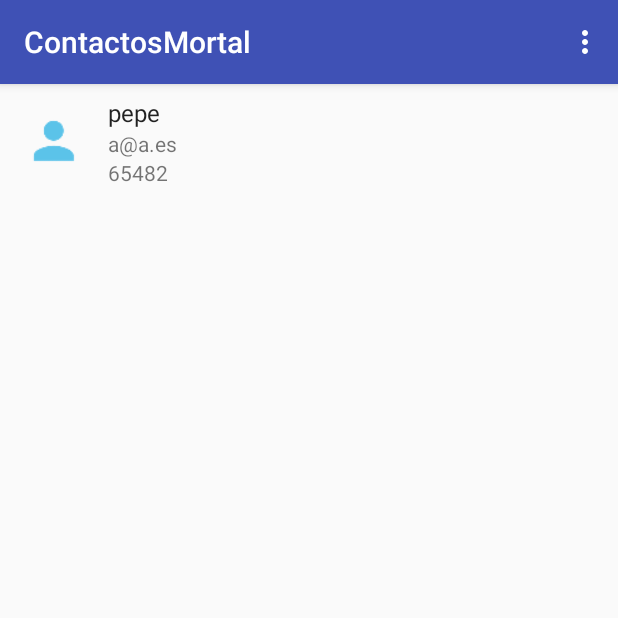
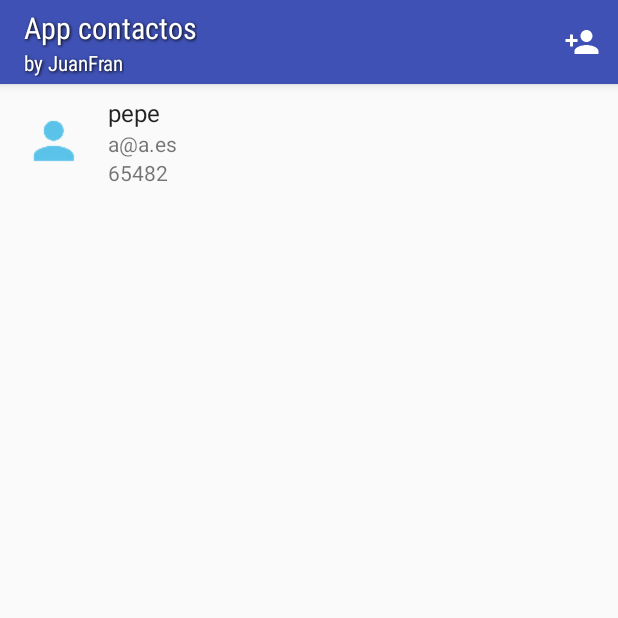
Before and after one commit to CursoAppsCordoba/JuanFranAppContactosExamen, an Android app: the screen it shows after launch (MainActivity), on a phone screen of 412 x 824 dp, the top half of it. Run offline under Robolectric (Android 15) with nearby library versions, the phone set to English and light mode, and no system bars; our stand-ins replace Picasso; pictures from the network do not load.

Commit message:
Funcionando al fín

```diff
--- a/app/build.gradle
+++ b/app/build.gradle
@@ -20,7 +20,7 @@ android {
 }
 
 dependencies {
-    compile fileTree(dir: 'libs', include: ['*.jar'])
+    compile fileTree(include: ['*.jar'], dir: 'libs')
     androidTestCompile('com.android.support.test.espresso:espresso-core:2.2.2', {
         exclude group: 'com.android.support', module: 'support-annotations'
     })
@@ -31,5 +31,7 @@ dependencies {
     compile 'com.android.support:support-v4:26.+'
     compile 'com.github.bumptech.glide:glide:3.7.0'
     compile 'com.android.support:design:22.2.0'
+    compile 'com.squareup.picasso:picasso:2.5.2'
     testCompile 'junit:junit:4.12'
+    compile 'com.android.support:appcompat-v7:26.0.0-alpha1'
 }
--- a/app/src/main/java/es/checkitt/apps/contactosmortal/Contacto.java
+++ b/app/src/main/java/es/checkitt/apps/contactosmortal/Contacto.java
@@ -15,13 +15,13 @@ public class Contacto implements Serializable, Comparator<Contacto>{
     private String nombre;
     private String email;
     private Integer telefono;
-    private Bitmap image;
+    private String image;
 
-    public Bitmap getImage() {
+    public String getImage() {
         return image;
     }
 
-    public void setImage(Bitmap image) {
+    public void setImage(String image) {
         this.image = image;
     }
 
@@ -29,7 +29,7 @@ public class Contacto implements Serializable, Comparator<Contacto>{
         this.nombre=nombre;
     }
 
-    public Contacto(String nombre, String email, Integer telefono, Bitmap image) {
+    public Contacto(String nombre, String email, Integer telefono, String image) {
         this.nombre = nombre;
         this.email = email;
         this.telefono = telefono;
--- /dev/null
+++ b/app/src/main/res/drawable/ic_addpersonvector.xml
@@ -0,0 +1,9 @@
+<vector xmlns:android="http://schemas.android.com/apk/res/android"
+        android:width="24dp"
+        android:height="24dp"
+        android:viewportWidth="24.0"
+        android:viewportHeight="24.0">
+    <path
+        android:fillColor="#fff"
+        android:pathData="M15,12c2.21,0 4,-1.79 4,-4s-1.79,-4 -4,-4 -4,1.79 -4,4 1.79,4 4,4zM6,10L6,7L4,7v3L1,10v2h3v3h2v-3h3v-2L6,10zM15,14c-2.67,0 -8,1.34 -8,4v2h16v-2c0,-2.66 -5.33,-4 -8,-4z"/>
+</vector>
--- a/app/src/main/res/layout/activity_main.xml
+++ b/app/src/main/res/layout/activity_main.xml
@@ -6,11 +6,25 @@
     android:layout_height="match_parent"
     tools:context="es.checkitt.apps.contactosmortal.MainActivity"
     android:id="@+id/container">
+    <android.support.v7.widget.Toolbar android:layout_width="fill_parent"
+        android:layout_height="?attr/actionBarSize"
+        xmlns:app="http://schemas.android.com/apk/res-auto"
+        android:id="@+id/toolbar"
+        android:background="?colorPrimary"
+        app:title="App contactos"
+        app:subtitle="by JuanFran"
+        app:titleTextAppearance="@style/ToolbarTextAppearance.Title"
+        app:subtitleTextAppearance="@style/ToolbarTextAppearance.Subtitle"
+        style="@style/MyToolbar"
+        xmlns:android="http://schemas.android.com/apk/res/android" />
+
 
     <ListView
         android:id="@+id/listar_contactos_listview"
         android:layout_width="match_parent"
         android:layout_height="match_parent"
+        android:layout_alignParentTop="false"
+        android:layout_below="@+id/toolbar"
         android:divider="@null" />
 
 </RelativeLayout>
--- a/app/src/main/res/menu/main_menu.xml
+++ b/app/src/main/res/menu/main_menu.xml
@@ -1,19 +1,9 @@
-
 <menu xmlns:android="http://schemas.android.com/apk/res/android"
-    xmlns:tools="http://schemas.android.com/tools" tools:context=".MainActivity">
-    <item
-        android:id="@+id/list_menu"
-        android:orderInCategory="100"
-        android:showAsAction="never"
-        android:title="Mostrar todos" />
+    xmlns:app="http://schemas.android.com/apk/res-auto"
+    xmlns:tools="http://schemas.android.com/tools">
     <item
         android:id="@+id/add_menu"
-        android:orderInCategory="100"
-        android:showAsAction="never"
-        android:title="Añadir" />
-    <item
-        android:id="@+id/remove_menu"
-        android:orderInCategory="100"
-        android:showAsAction="never"
-        android:title="Eliminar" />
+        android:icon="@drawable/ic_addpersonvector"
+        app:showAsAction="always"
+        android:iconTint="@android:color/white"/>
 </menu>
--- a/app/src/main/res/values/styles.xml
+++ b/app/src/main/res/values/styles.xml
@@ -6,7 +6,30 @@
         <item name="colorPrimary">@color/colorPrimary</item>
         <item name="colorPrimaryDark">@color/colorPrimaryDark</item>
         <item name="colorAccent">@color/colorAccent</item>
+        <item name="windowActionBar">false</item>
+        <item name="windowNoTitle">true</item>
+    </style>
+    <style name="ToolbarTextAppearance">
+        <item name="android:fontFamily">sans-serif-condensed</item>
+        <item name="android:textColor">@android:color/white</item>
+        <item name="android:shadowDx">1</item>
+        <item name="android:shadowDy">1</item>
+        <item name="android:shadowRadius">2</item>
+        <item name="android:shadowColor">@android:color/black</item>
+    </style>
 
+    <style name="ToolbarTextAppearance.Title">
+        <item name="android:textSize">20sp</item>
+    </style>
+
+    <style name="ToolbarTextAppearance.Subtitle">
+        <item name="android:textSize">14sp</item>
+    </style>
+
+    <style name="MyToolbar">
+        <item name="theme">@style/ThemeOverlay.AppCompat.Dark</item>
+        <item name="android:background">?colorPrimary</item>
+        <item name="android:elevation">4dp</item>
     </style>
 
 </resources>
--- /dev/null
+++ b/app/src/main/res/xml/provider_paths.xml
@@ -0,0 +1,4 @@
+<?xml version="1.0" encoding="utf-8"?>
+<paths xmlns:android="http://schemas.android.com/apk/res/android">
+    <external-path name="external_files" path="."/>
+</paths>
```
Also changed, not shown: app/src/main/AndroidManifest.xml (+14 -4 lines), app/src/main/java/es/checkitt/apps/contactosmortal/AddActivity.java (+86 -59 lines), app/src/main/java/es/checkitt/apps/contactosmortal/ContactoAdapter.java (+17 -1 lines), app/src/main/java/es/checkitt/apps/contactosmortal/EditActivity.java (+4 -30 lines), app/src/main/java/es/checkitt/apps/contactosmortal/MainActivity.java (+33 -43 lines), app/src/main/java/es/checkitt/apps/contactosmortal/RemoveActivity.java (deleted, +0 -76 lines), app/src/main/java/es/checkitt/apps/contactosmortal/RoundedTransformation.java (added, +46 -0 lines).
